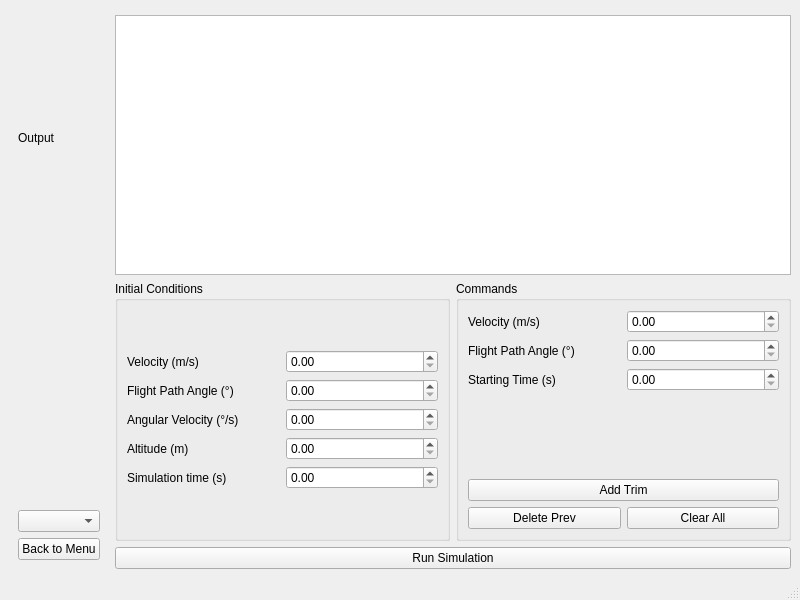
This is simlib/gui/simulator_mw.ui in jasper-day/airplane_sim as Qt 5 draws it before an edit. The edited form follows.
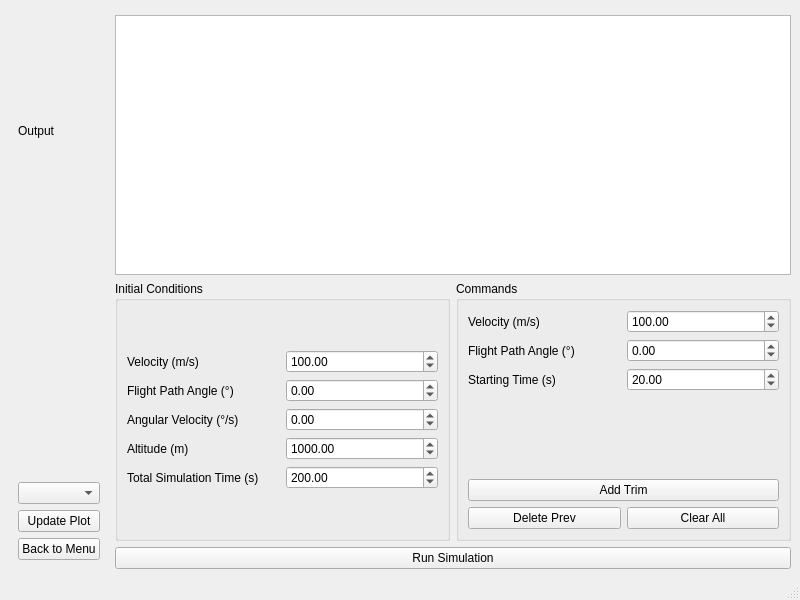
This is the edited form.

```diff
--- a/simlib/gui/simulator_mw.ui
+++ b/simlib/gui/simulator_mw.ui
@@ -32,7 +32,14 @@
         <widget class="QComboBox" name="graph_selector"/>
        </item>
        <item>
-        <widget class="QPushButton" name="pushButton">
+        <widget class="QPushButton" name="update_plot_btn">
+         <property name="text">
+          <string>Update Plot</string>
+         </property>
+        </widget>
+       </item>
+       <item>
+        <widget class="QPushButton" name="exit_btn">
          <property name="text">
           <string>Back to Menu</string>
          </property>
@@ -73,7 +80,17 @@
                 </widget>
                </item>
                <item>
-                <widget class="QDoubleSpinBox" name="init_vel"/>
+                <widget class="QDoubleSpinBox" name="init_vel">
+                 <property name="maximum">
+                  <double>400.000000000000000</double>
+                 </property>
+                 <property name="singleStep">
+                  <double>10.000000000000000</double>
+                 </property>
+                 <property name="value">
+                  <double>100.000000000000000</double>
+                 </property>
+                </widget>
                </item>
               </layout>
              </item>
@@ -87,7 +104,14 @@
                 </widget>
                </item>
                <item>
-                <widget class="QDoubleSpinBox" name="init_gamma"/>
+                <widget class="QDoubleSpinBox" name="init_gamma">
+                 <property name="minimum">
+                  <double>-30.000000000000000</double>
+                 </property>
+                 <property name="maximum">
+                  <double>30.000000000000000</double>
+                 </property>
+                </widget>
                </item>
               </layout>
              </item>
@@ -101,7 +125,14 @@
                 </widget>
                </item>
                <item>
-                <widget class="QDoubleSpinBox" name="init_angvel"/>
+                <widget class="QDoubleSpinBox" name="init_angvel">
+                 <property name="minimum">
+                  <double>-100.000000000000000</double>
+                 </property>
+                 <property name="maximum">
+                  <double>100.000000000000000</double>
+                 </property>
+                </widget>
                </item>
               </layout>
              </item>
@@ -115,7 +146,17 @@
                 </widget>
                </item>
                <item>
-                <widget class="QDoubleSpinBox" name="init_altitude"/>
+                <widget class="QDoubleSpinBox" name="init_altitude">
+                 <property name="maximum">
+                  <double>100000.000000000000000</double>
+                 </property>
+                 <property name="singleStep">
+                  <double>200.000000000000000</double>
+                 </property>
+                 <property name="value">
+                  <double>1000.000000000000000</double>
+                 </property>
+                </widget>
                </item>
               </layout>
              </item>
@@ -124,12 +165,22 @@
                <item>
                 <widget class="QLabel" name="label_8">
                  <property name="text">
-                  <string>Simulation time (s)</string>
+                  <string>Total Simulation Time (s)</string>
                  </property>
                 </widget>
                </item>
                <item>
-                <widget class="QDoubleSpinBox" name="init_total_time"/>
+                <widget class="QDoubleSpinBox" name="total_time">
+                 <property name="maximum">
+                  <double>10000.000000000000000</double>
+                 </property>
+                 <property name="singleStep">
+                  <double>20.000000000000000</double>
+                 </property>
+                 <property name="value">
+                  <double>200.000000000000000</double>
+                 </property>
+                </widget>
                </item>
               </layout>
              </item>
@@ -156,7 +207,17 @@
                 </widget>
                </item>
                <item>
-                <widget class="QDoubleSpinBox" name="trim_vel"/>
+                <widget class="QDoubleSpinBox" name="trim_vel">
+                 <property name="maximum">
+                  <double>400.000000000000000</double>
+                 </property>
+                 <property name="singleStep">
+                  <double>10.000000000000000</double>
+                 </property>
+                 <property name="value">
+                  <double>100.000000000000000</double>
+                 </property>
+                </widget>
                </item>
               </layout>
              </item>
@@ -170,7 +231,14 @@
                 </widget>
                </item>
                <item>
-                <widget class="QDoubleSpinBox" name="trim_gamma"/>
+                <widget class="QDoubleSpinBox" name="trim_gamma">
+                 <property name="minimum">
+                  <double>-30.000000000000000</double>
+                 </property>
+                 <property name="maximum">
+                  <double>30.000000000000000</double>
+                 </property>
+                </widget>
                </item>
               </layout>
              </item>
@@ -184,7 +252,17 @@
                 </widget>
                </item>
                <item>
-                <widget class="QDoubleSpinBox" name="trim_time_start"/>
+                <widget class="QDoubleSpinBox" name="trim_time_start">
+                 <property name="maximum">
+                  <double>10000.000000000000000</double>
+                 </property>
+                 <property name="singleStep">
+                  <double>20.000000000000000</double>
+                 </property>
+                 <property name="value">
+                  <double>20.000000000000000</double>
+                 </property>
+                </widget>
                </item>
               </layout>
              </item>
```
Left out of the diff: 10 changed lines with no effect on the pictures.
